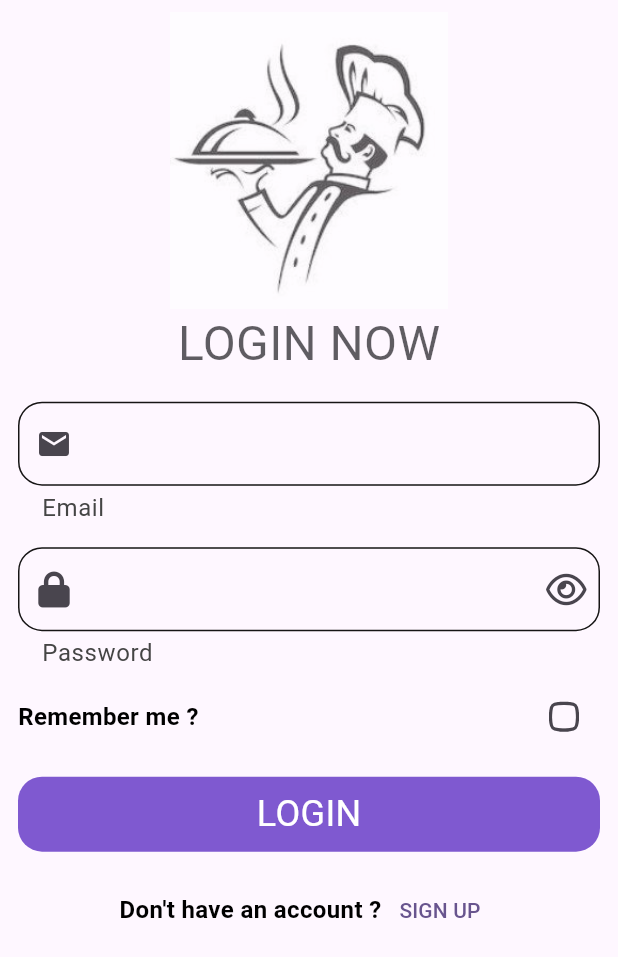
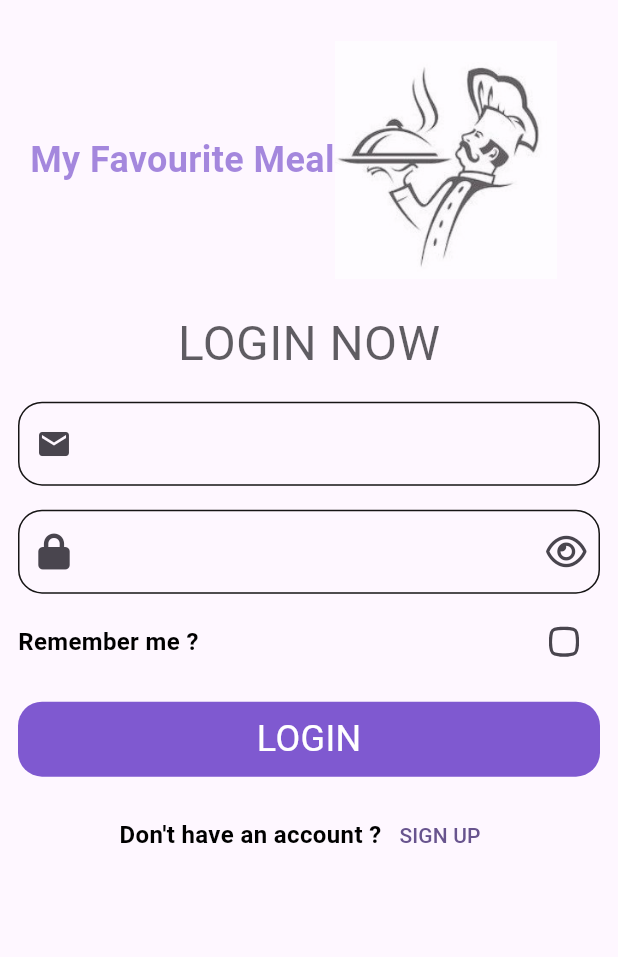
Before and after one commit to MahmoudMRajeh/meals_app, a Flutter app: the screen it shows after launch, on a phone screen of 412 x 824 dp. Shown: the top 957 px of the screen. Run offline on Flutter 3.47's test engine with Material 3 defaults, Android fonts, the phone set to English and light mode, and no system bars; our stand-ins replace conditional_builder_null_safety, font_awesome_flutter, get.

Commit message:
select fav meal screen done

```diff
--- a/lib/features/auth/presentation/widgets/custom_txt_form.dart
+++ b/lib/features/auth/presentation/widgets/custom_txt_form.dart
@@ -1,7 +1,7 @@
 import 'package:flutter/material.dart';
 
 class CustomTextField extends StatelessWidget {
-  final String? labelTxt, hintTxt;
+  final String? labelTxt, hintTxt,helperText,prefixText;
   final bool? obscured;
   final AutovalidateMode autoValidateMode;
   final TextInputType? inputType;
@@ -17,8 +17,9 @@ class CustomTextField extends StatelessWidget {
     this.onSuffixIconPressed,
     this.onPrefixIconPressed,
     this.hintTxt,
-    this.autoValidateMode = AutovalidateMode.disabled,
+    this.autoValidateMode = AutovalidateMode.disabled,  this.maxLines=1, this.helperText, this.prefixText,
   });
+  final int maxLines;
   final void Function(String)? onChanged;
   final String? Function(String?)? validator;
   final IconData? suffixIcon, prefixIcon;
@@ -39,9 +40,13 @@ class CustomTextField extends StatelessWidget {
           color: Color.fromARGB(255, 0, 0, 0),
         ),
         onChanged: onChanged,
+        maxLines: maxLines,
         autovalidateMode: autoValidateMode,
+
         decoration: InputDecoration(
-          helperText: hintTxt,
+
+          helperText: helperText,
+          prefixText: prefixText,
           helperStyle: const TextStyle(
             fontSize: 16,
             color: Color.fromARGB(255, 69, 69, 69),
--- a/lib/features/auth/presentation/widgets/login_screen_body.dart
+++ b/lib/features/auth/presentation/widgets/login_screen_body.dart
@@ -1,10 +1,12 @@
-import 'package:flutter/foundation.dart';
 import 'package:flutter/material.dart';
 import 'package:font_awesome_flutter/font_awesome_flutter.dart';
 import 'package:get/get.dart' as transition;
+import 'package:get/get_core/src/get_main.dart';
+import 'package:get/get_navigation/src/routes/transitions_type.dart';
 import 'package:meals_app/core/utls/asset_maneger.dart';
 import 'package:meals_app/features/auth/presentation/widgets/custom_button.dart';
 import 'package:meals_app/features/auth/presentation/widgets/custom_txt_form.dart';
+import 'package:meals_app/features/select_favourite_meal/presentation/pages/select_fav_meal.dart';
 import 'package:meals_app/media_query_values.dart';
 
 class LoginScreenBody extends StatefulWidget {
@@ -39,15 +41,29 @@ class _LoginScreenBodyState extends State<LoginScreenBody> {
                 child: Column(
                   crossAxisAlignment: CrossAxisAlignment.start,
                   children: [
-
-                     Padding(
-                      padding:const EdgeInsets.all(8.0),
+                    Padding(
+                      padding: const EdgeInsets.all(8.0),
                       child: Opacity(
                         opacity: .7,
                         child: Column(
                           children: [
-                            Center(child: Image.asset(AssetManeger.logo,height: SizeConfig.size!*20,)),
-                           const Text(
+                            Row(
+                              children: [
+                                const Text(
+                                  "My Favourite Meal",
+                                  style: TextStyle(
+                                      color: Color(0xff7F59D0),
+                                      fontSize: 24,
+                                      fontWeight: FontWeight.bold),
+                                ),
+                                Image.asset(
+                                  AssetManeger.logo,
+                                  height: SizeConfig.size! * 20,
+                                  width: SizeConfig.size! * 15,
+                                ),
+                              ],
+                            ),
+                            const Text(
                               "LOGIN NOW",
                               style: TextStyle(
                                 fontSize: 32,
@@ -68,6 +84,9 @@ class _LoginScreenBodyState extends State<LoginScreenBody> {
                       validator: (p0) {
                         if (p0!.isEmpty) {
                           return "Feild is required";
+                        }
+                        if (!p0.isEmail) {
+                          return "Enter a valid Email";
                         }
                         return null;
                       },
@@ -124,11 +143,14 @@ class _LoginScreenBodyState extends State<LoginScreenBody> {
                       ],
                     ),
                     CustomBottom(
-                        txt: "LOGIN", isLoading: isLoading, onTap: () {
+                        txt: "LOGIN",
+                        isLoading: isLoading,
+                        onTap: () {
                           if (formKey.currentState!.validate()) {
-
-                          }else{
-                            autoValidateMode=AutovalidateMode.always;
+                            Get.to(SelectFavMeal(),
+                                transition: Transition.fadeIn);
+                          } else {
+                            autoValidateMode = AutovalidateMode.always;
                           }
                         }),
                     const SizedBox(
--- a/lib/main.dart
+++ b/lib/main.dart
@@ -1,4 +1,5 @@
 import 'package:flutter/material.dart';
+import 'package:get/get.dart';
 import 'package:meals_app/features/auth/presentation/pages/login_screen.dart';
 
 void main() {
@@ -11,7 +12,7 @@ class MyApp extends StatelessWidget {
   // This widget is the root of your application.
   @override
   Widget build(BuildContext context) {
-    return MaterialApp(
+    return GetMaterialApp(
       debugShowCheckedModeBanner: false,
       theme: ThemeData(
         colorScheme: ColorScheme.fromSeed(seedColor: Colors.deepPurple),
```
Also changed, not shown: lib/features/select_favourite_meal/presentation/pages/select_fav_meal.dart (added, +13 -0 lines), lib/features/select_favourite_meal/presentation/widgets/custom_meal_item.dart (added, +40 -0 lines), lib/features/select_favourite_meal/presentation/widgets/select_fav_meal_body.dart (added, +100 -0 lines).
